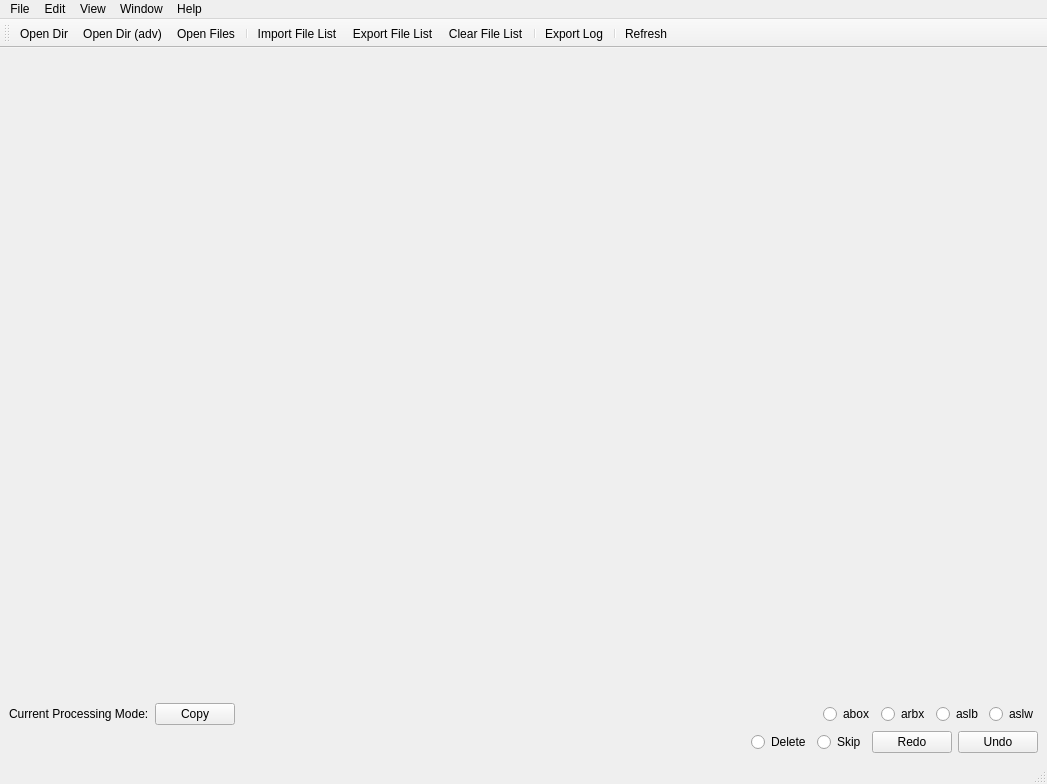
The window that ui/main.ui (wowfun/image-annotator) describes before a commit, drawn with Qt 5.
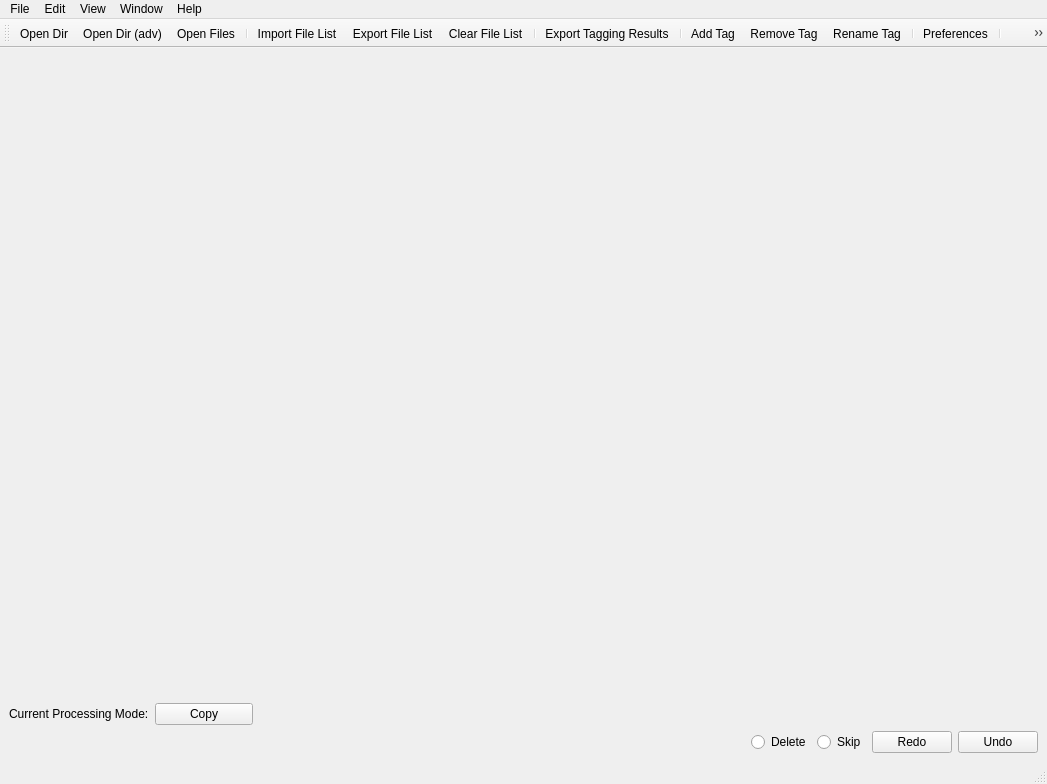
The same window after the commit.

```diff
--- a/ui/main.ui
+++ b/ui/main.ui
@@ -10,8 +10,11 @@
     <height>784</height>
    </rect>
   </property>
+  <property name="contextMenuPolicy">
+   <enum>Qt::DefaultContextMenu</enum>
+  </property>
   <property name="windowTitle">
-   <string>MainWindow</string>
+   <string>Image Annotator</string>
   </property>
   <widget class="QWidget" name="centralwidget">
    <layout class="QVBoxLayout" name="verticalLayout" stretch="10,1,1">
@@ -23,6 +26,9 @@
         <verstretch>0</verstretch>
        </sizepolicy>
       </property>
+      <property name="contextMenuPolicy">
+       <enum>Qt::DefaultContextMenu</enum>
+      </property>
       <property name="text">
        <string/>
       </property>
@@ -32,7 +38,7 @@
      </widget>
     </item>
     <item>
-     <layout class="QHBoxLayout" name="horizontalLayout_2" stretch="1,1,8,0,0,0,0">
+     <layout class="QHBoxLayout" name="tag_hlayout" stretch="1,1,8">
       <item>
        <widget class="QLabel" name="mode_label">
         <property name="text">
@@ -60,52 +66,6 @@
         </property>
        </spacer>
       </item>
-      <item>
-       <widget class="QRadioButton" name="type3_btn">
-        <property name="text">
-         <string>abox</string>
-        </property>
-        <property name="checkable">
-         <bool>true</bool>
-        </property>
-        <property name="checked">
-         <bool>false</bool>
-        </property>
-        <attribute name="buttonGroup">
-         <string notr="true">type_btn_group</string>
-        </attribute>
-       </widget>
-      </item>
-      <item>
-       <widget class="QRadioButton" name="type2_btn">
-        <property name="text">
-         <string>arbx</string>
-        </property>
-        <attribute name="buttonGroup">
-         <string notr="true">type_btn_group</string>
-        </attribute>
-       </widget>
-      </item>
-      <item>
-       <widget class="QRadioButton" name="type1_btn">
-        <property name="text">
-         <string>aslb</string>
-        </property>
-        <attribute name="buttonGroup">
-         <string notr="true">type_btn_group</string>
-        </attribute>
-       </widget>
-      </item>
-      <item>
-       <widget class="QRadioButton" name="type4_btn">
-        <property name="text">
-         <string>aslw</string>
-        </property>
-        <attribute name="buttonGroup">
-         <string notr="true">type_btn_group</string>
-        </attribute>
-       </widget>
-      </item>
      </layout>
     </item>
     <item>
@@ -136,7 +96,7 @@
          <string>Delete</string>
         </property>
         <attribute name="buttonGroup">
-         <string notr="true">type_btn_group</string>
+         <string notr="true">tag_btn_group</string>
         </attribute>
        </widget>
       </item>
@@ -146,7 +106,7 @@
          <string>Skip</string>
         </property>
         <attribute name="buttonGroup">
-         <string notr="true">type_btn_group</string>
+         <string notr="true">tag_btn_group</string>
         </attribute>
        </widget>
       </item>
@@ -189,7 +149,9 @@
     <addaction name="export_file_list_act"/>
     <addaction name="clear_file_list_act"/>
     <addaction name="separator"/>
-    <addaction name="export_log_act"/>
+    <addaction name="export_tagging_results_act"/>
+    <addaction name="separator"/>
+    <addaction name="preferences_act"/>
    </widget>
    <widget class="QMenu" name="edit_menu">
     <property name="title">
@@ -246,7 +208,13 @@
    <addaction name="export_file_list_act"/>
    <addaction name="clear_file_list_act"/>
    <addaction name="separator"/>
-   <addaction name="export_log_act"/>
+   <addaction name="export_tagging_results_act"/>
+   <addaction name="separator"/>
+   <addaction name="add_tag_act"/>
+   <addaction name="remove_tag_act"/>
+   <addaction name="rename_tag_act"/>
+   <addaction name="separator"/>
+   <addaction name="preferences_act"/>
    <addaction name="separator"/>
    <addaction name="refresh_act"/>
   </widget>
@@ -311,9 +279,9 @@
     <string>Rename Tag</string>
    </property>
   </action>
-  <action name="export_log_act">
+  <action name="export_tagging_results_act">
    <property name="text">
-    <string>Export Log</string>
+    <string>Export Tagging Results</string>
    </property>
   </action>
   <action name="delete_act">
@@ -326,6 +294,11 @@
     <string>Skip</string>
    </property>
   </action>
+  <action name="preferences_act">
+   <property name="text">
+    <string>Preferences...</string>
+   </property>
+  </action>
  </widget>
  <resources/>
  <connections/>
```
Left out of the diff: 2 changed lines with no effect on the pictures.
